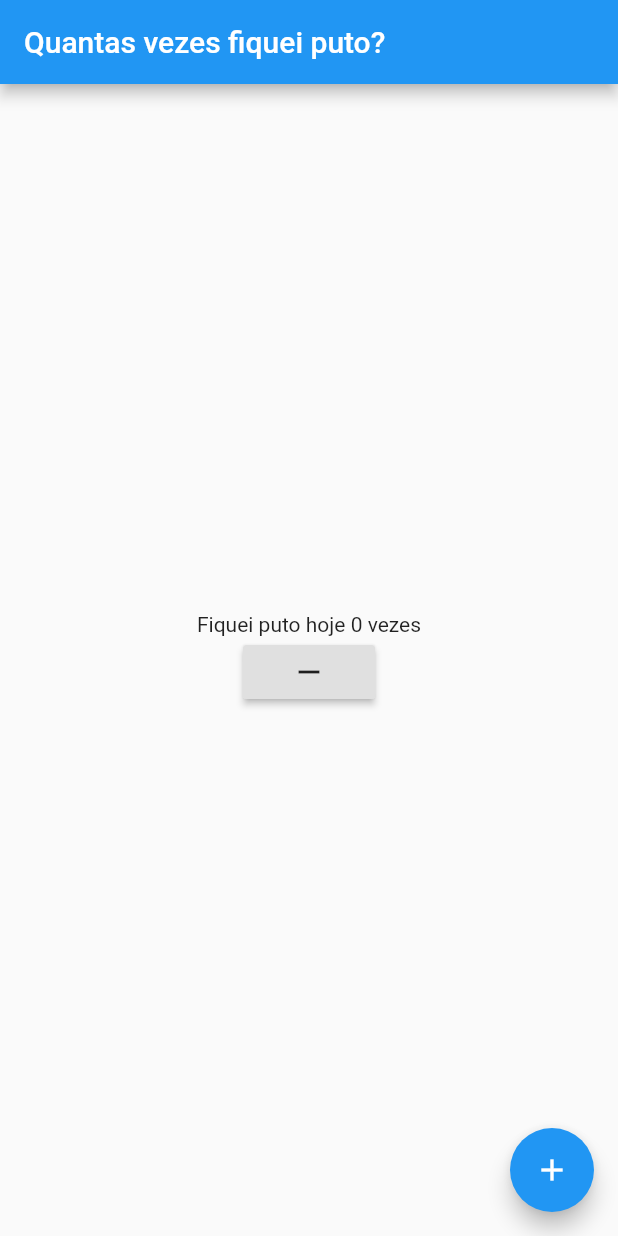
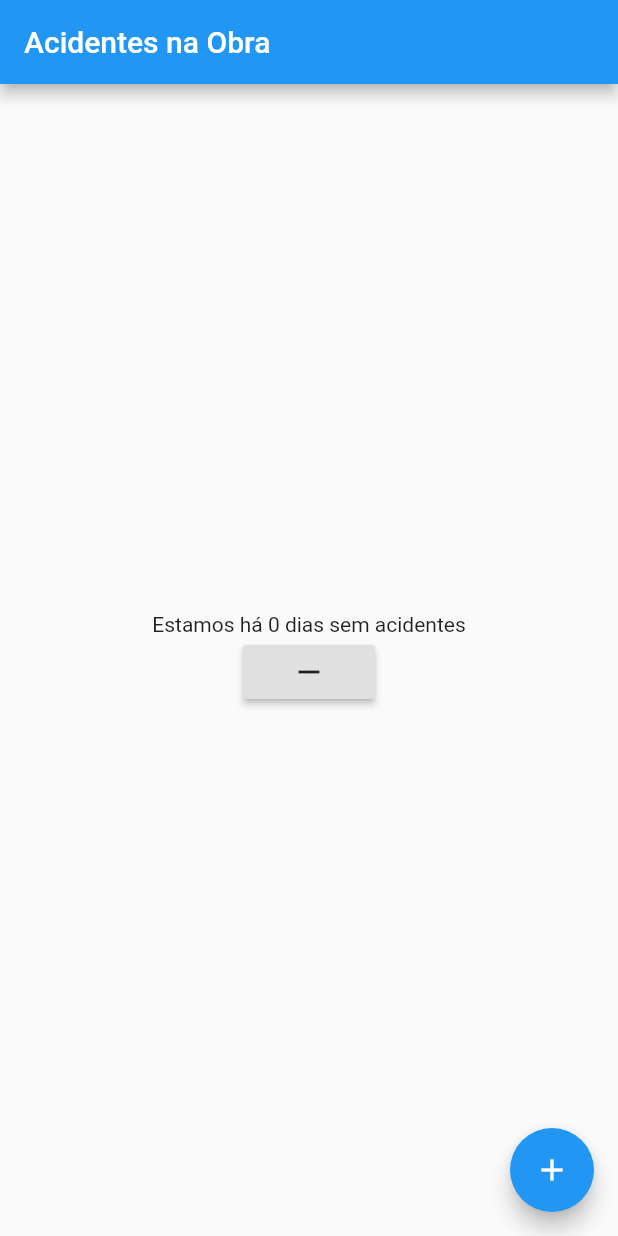
Before and after one commit to lcsdiniz/Minicurso-Flutter, a Flutter app: the screen it shows after launch, on a phone screen of 412 x 824 dp. Run offline on Flutter 3.47's test engine with Material 2 defaults, Android fonts, the phone set to English and light mode, and no system bars.

```diff
--- a/hello_world/lib/hello_world_widget.dart
+++ b/hello_world/lib/hello_world_widget.dart
@@ -12,13 +12,13 @@ class _HelloWorldWidgetState extends State<HelloWorldWidget> {
   Widget build(BuildContext context) {
     return Scaffold(
       appBar: AppBar(
-        title: Text('Quantas vezes fiquei puto?'),
+        title: Text('Acidentes na Obra'),
       ),
       body: Column(
         mainAxisAlignment: MainAxisAlignment.center,
         children: <Widget>[
           Center(
-            child: Text('Fiquei puto hoje ${contador.toString()} vezes'),
+            child: Text('Estamos há ${contador.toString()} dias sem acidentes'),
           ),
           RaisedButton(
               onPressed:(){
```
